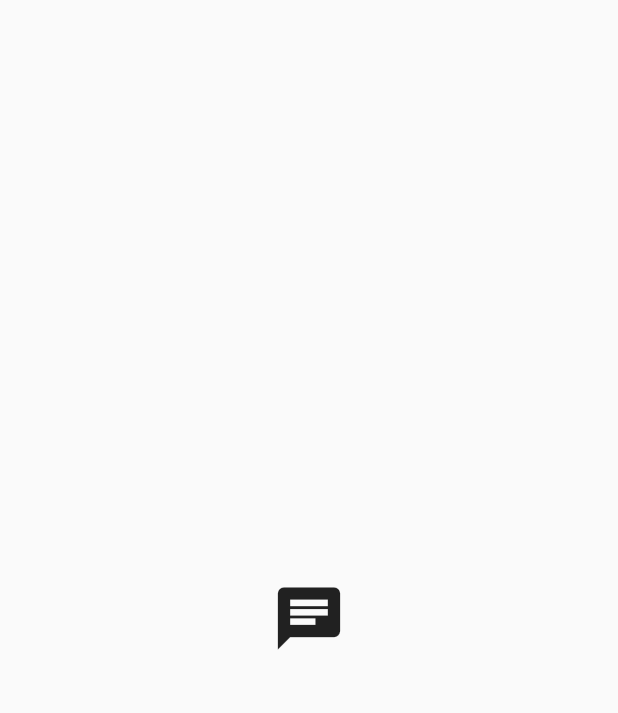
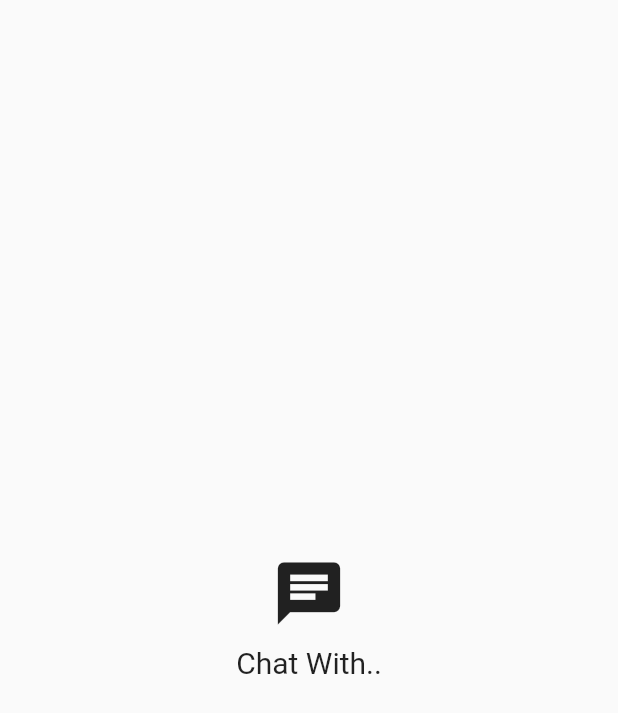
Before and after one commit to SAIKUMAR3107/Chat_flutter, a Flutter app: the SplashScreen screen opened directly, on a phone screen of 412 x 824 dp. Shown: the top 713 px of the screen. Run offline on Flutter 3.47's test engine with Material 2 defaults, Android fonts, the phone set to English and light mode, and no system bars; our stand-ins replace cloud_firestore, firebase_auth, firebase_core; missing offline and left inert: auth; accounts and stored records are empty.

Commit message:
Title added to spalsh screen

```diff
--- a/lib/pages/splash_screen.dart
+++ b/lib/pages/splash_screen.dart
@@ -25,7 +25,14 @@ class _SplashScreenState extends State<SplashScreen> {
       body: Container(
         height: double.infinity,
         width: double.infinity,
-        child: Center(child: Icon(Icons.chat,size: 50,)),
+        child: Column(
+          mainAxisAlignment: MainAxisAlignment.center,
+          children: [
+            Icon(Icons.chat,size: 50,),
+            SizedBox(height: 10,),
+            Text("Chat With..",style: TextStyle(fontSize: 20),)
+          ],
+        ),
       ),
     );
   }
```
